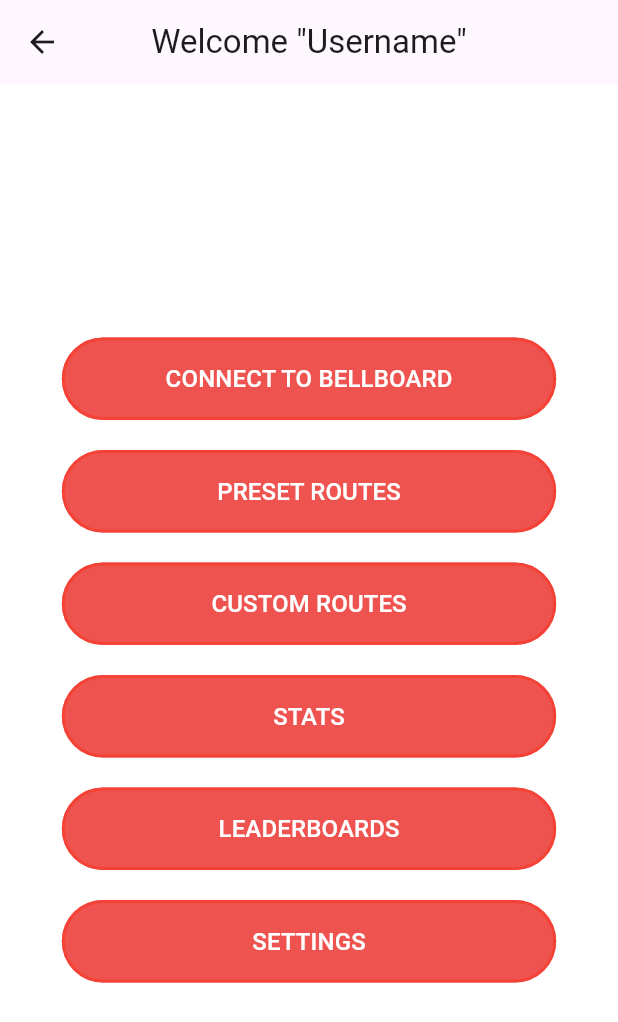
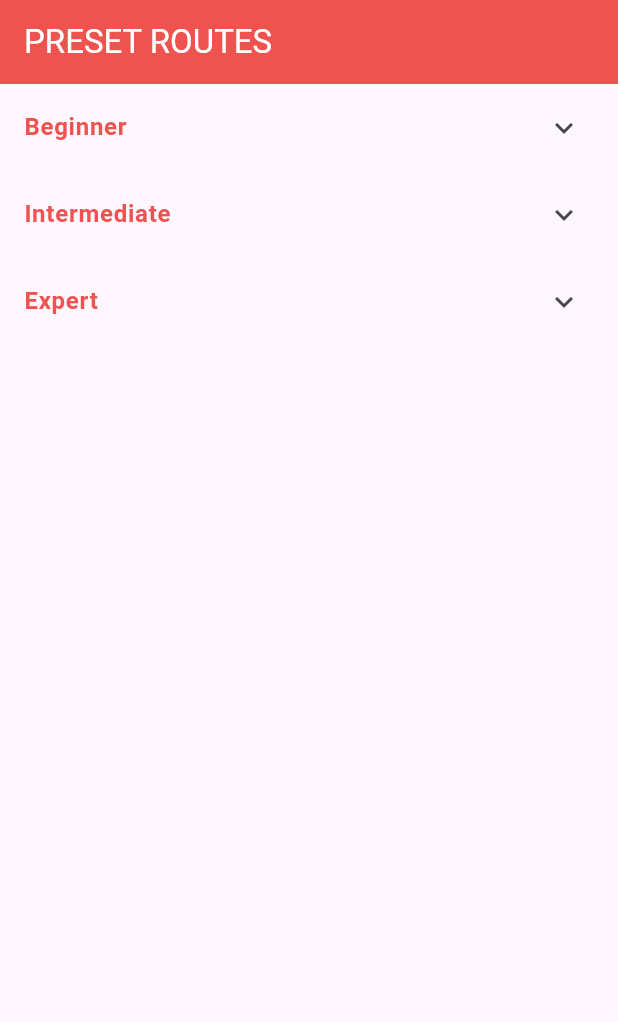
Before and after one commit to Anthony-Rama/Senior-Design-2024, a Flutter app: the HomeScreen screen opened by its route, after a tap on "PRESET ROUTES", on a phone screen of 412 x 824 dp. Shown: the top 1022 px of the screen. Run offline on Flutter 3.47's test engine with Material 3 defaults, Android fonts, the phone set to English and light mode, and no system bars.

Commit message:
Created preset routes screen and added navigation to preset routes on home_screen. Also changed title on login page.

```diff
--- a/lib/Screens/home_screen.dart
+++ b/lib/Screens/home_screen.dart
@@ -1,4 +1,5 @@
 import 'package:flutter/material.dart';
+import 'package:mobileapp/Screens/preset.dart';
 
 class HomeScreen extends StatelessWidget {
   const HomeScreen({Key? key}) : super(key: key);
@@ -56,7 +57,7 @@ class HomeScreen extends StatelessWidget {
                       horizontal: 32.0, vertical: 16.0),
                 ),
                 onPressed: () {
-                  // TODO: Placeholder for navigation or functionality for preset routes and other screens
+                  Navigator.push(context, MaterialPageRoute(builder: (context) => const PresetScreen()),);
                 },
                 child: const Text(
                   'PRESET ROUTES',
--- /dev/null
+++ b/lib/Screens/preset.dart
@@ -0,0 +1,96 @@
+import 'package:flutter/material.dart';
+import 'package:mobileapp/main.dart';
+
+
+class ListItem {
+  final String title;
+  String selectedOption;
+  final List<String> dropdownOptions;
+
+  ListItem({
+    required this.title,
+    required this.selectedOption,
+    required this.dropdownOptions,
+  });
+}
+
+void main() {
+  runApp(const MyApp());
+}
+
+
+class PresetScreen extends StatelessWidget {
+   const PresetScreen({super.key});
+  @override
+  Widget build(BuildContext context) {
+
+    List<ListItem> listItems = [
+      ListItem(
+        title: 'Beginner',
+        selectedOption: 'Option 1',
+        dropdownOptions: ['Option 1', 'Option 2', 'Option 3'],
+      ),
+      ListItem(
+        title: 'Intermediate',
+        selectedOption: 'Option 1',
+        dropdownOptions: ['Option 1', 'Option 2', 'Option 3'],
+      ),
+      ListItem(
+        title: 'Expert',
+        selectedOption: 'Option 1',
+        dropdownOptions: ['Option 1', 'Option 2', 'Option 3']
+      )
+    ];
+
+    return MaterialApp(
+      home: Scaffold(
+        appBar: AppBar(
+          title: const Text(
+            'PRESET ROUTES',
+           style: TextStyle(color: Colors.white),
+           ),
+          backgroundColor: Colors.red[400],
+        ),
+        //backgroundColor: Colors.red[400],
+        body: ListView.builder(
+          itemCount: listItems.length,
+          itemBuilder: (BuildContext context, int index) {
+            return DropdownListItem(listItem: listItems[index]);
+          },
+        ),
+      ),
+    );
+  }
+}
+
+class DropdownListItem extends StatefulWidget {
+  final ListItem listItem;
+
+  const DropdownListItem({Key? key, required this.listItem}) : super(key: key);
+
+  @override
+  // ignore: library_private_types_in_public_api
+  _DropdownListItemState createState() => _DropdownListItemState();
+}
+
+class _DropdownListItemState extends State<DropdownListItem> {
+  @override
+  Widget build(BuildContext context) {
+    return ExpansionTile(
+      title: Text(widget.listItem.title,
+        style: TextStyle(fontWeight: FontWeight.w600,
+        color: Colors.red[400]),
+      ),
+      children: widget.listItem.dropdownOptions.map((option) {
+        return ListTile(
+          title: Text(option),
+          onTap: () {
+            setState(() {
+              widget.listItem.selectedOption = option;
+            });
+          },
+        );
+      }).toList(),
+    );
+  }
+}
```
Also changed, not shown: lib/Screens/login.dart (+30 -3 lines).
